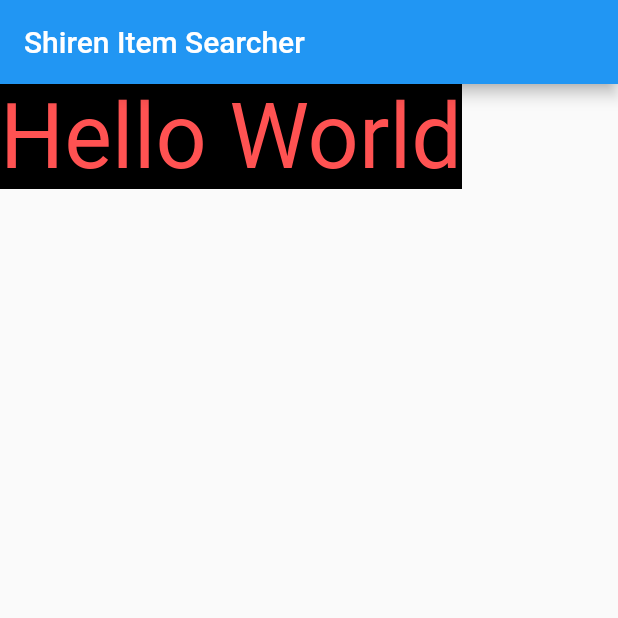
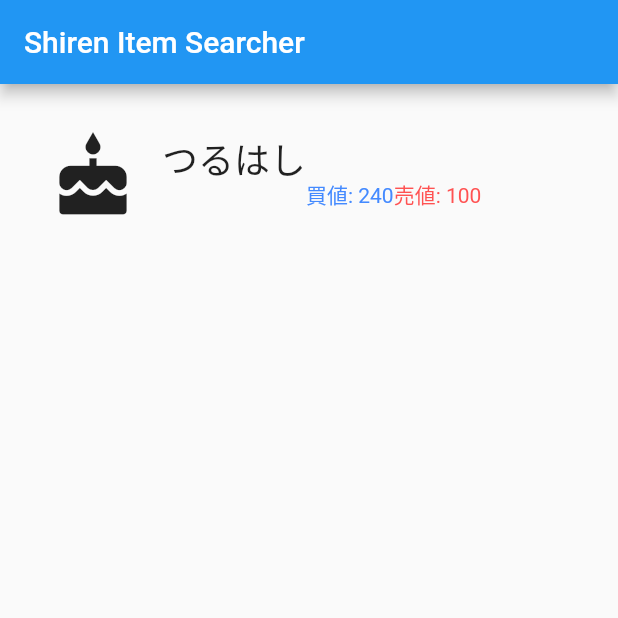
Before and after one commit to masayuki-0319/shiren_item_searcher, a Flutter app: the screen it shows after launch, on a phone screen of 412 x 824 dp, the top half of it. Run offline on Flutter 3.47's test engine with Material 2 defaults, Android fonts, the phone set to English and light mode, and no system bars.

Commit message:
itemを単体表示

```diff
--- a/lib/pages/HomePage.dart
+++ b/lib/pages/HomePage.dart
@@ -5,7 +5,7 @@ class HomePage extends StatefulWidget {
   _MyHomePageState createState() => _MyHomePageState();
 }
 
-final List<Map> dummyItem = [
+final List<Map> dummyItems = [
   {
     "id": 1,
     "name": "つるはし",
@@ -21,6 +21,21 @@ final List<Map> dummyItem = [
     "食神のほこら": null,
     "フェイの最終問題": "○"
   },
+  {
+    "id": 3,
+    "name": "こん棒",
+    "item_type": "sword",
+    "ask_price": 240,
+    "sell_price": 80,
+    "description": "特になし",
+    "comment": null,
+    "attack_num": 2,
+    "defence_num": null,
+    "テーブルマウンテン": "○",
+    "掛軸裏の洞窟": "○",
+    "食神のほこら": null,
+    "フェイの最終問題": "○"
+  },
 ];
 
 class _MyHomePageState extends State<HomePage> {
@@ -30,12 +45,71 @@ class _MyHomePageState extends State<HomePage> {
       appBar: AppBar(
         title: Text('Shiren Item Searcher'),
       ),
-      body: Text('Hello World',
-          style: TextStyle(
-            color: Colors.redAccent,
-            backgroundColor: Colors.black,
-            fontSize: 60.0,
-          )),
+      body: ViewItem(item: dummyItems[0]),
     );
   }
 }
+
+final _rowHeight = 100.0;
+final _borderRadius = BorderRadius.circular(_rowHeight / 2);
+
+class ViewItem extends StatelessWidget {
+  final Map item;
+
+  const ViewItem({
+    @required this.item,
+  }) : assert(item != null);
+
+  @override
+  Widget build(BuildContext context) {
+    return Material(
+      color: Colors.transparent,
+      child: Container(
+        height: _rowHeight,
+        child: InkWell(
+          borderRadius: _borderRadius,
+          highlightColor: Colors.greenAccent,
+          splashColor: Colors.greenAccent,
+          onTap: () {
+            print('I was tapped!');
+          },
+          child: Padding(
+            padding: EdgeInsets.all(16.0),
+            child: Row(
+              crossAxisAlignment: CrossAxisAlignment.stretch,
+              children: [
+                Padding(
+                  padding: EdgeInsets.all(16.0),
+                  child: Icon(
+                    Icons.cake,
+                    size: 60.0,
+                  ),
+                ),
+                Center(
+                  child: Text(
+                    item['name'],
+                    textAlign: TextAlign.center,
+                    style: Theme.of(context).textTheme.headline,
+                  ),
+                ),
+                Align(
+                  alignment: Alignment.bottomRight,
+                  child: Row(children: [
+                    Text(
+                      '買値: ${item['ask_price'].toString()}',
+                      style: TextStyle(color: Colors.blueAccent),
+                    ),
+                    Text(
+                      '売値: ${item['sell_price'].toString()}',
+                      style: TextStyle(color: Colors.redAccent),
+                    ),
+                  ]),
+                ),
+              ],
+            ),
+          ),
+        ),
+      ),
+    );
+  }
+}
```
